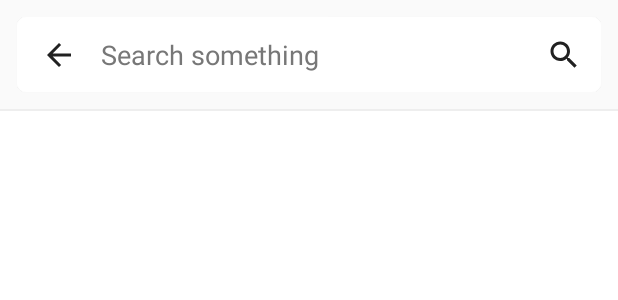
After one commit to RyanTran2506/Our-hospitable-neighbor, an Android app: the layout activity_search.xml on its own in the app's theme, with its tools: preview values and no code run, on a phone screen of 412 x 824 dp. The commit adds this screen. Shown: the top 300 px of the screen. Run offline under Robolectric (Android 15) with nearby library versions, the phone set to English and light mode, and no system bars.

Commit message:
Add search activity

```diff
--- a/app/src/main/AndroidManifest.xml
+++ b/app/src/main/AndroidManifest.xml
@@ -26,6 +26,9 @@
         android:supportsRtl="true"
         android:theme="@style/AppTheme">
         <activity
+            android:name=".SearchActivity"
+            android:theme="@style/AppThemeNoActionBar" />
+        <activity
             android:name=".ListPostInAreaActivity"
             android:label="Posts In Area" />
         <activity android:name=".Detail" />
--- a/app/src/main/java/com/example/ourhospitableneighbor/MainActivity.java
+++ b/app/src/main/java/com/example/ourhospitableneighbor/MainActivity.java
@@ -63,7 +63,8 @@ public class MainActivity extends AppCompatActivity {
     }
 
     private void onClickSearch() {
-        Toast.makeText(this, "Search", Toast.LENGTH_SHORT).show();
+        this.startActivity(new Intent(this, SearchActivity.class));
+        this.overridePendingTransition(0, 0); // Disable transition animation
     }
 
     private void setUpNavigation() {
--- a/app/src/main/java/com/example/ourhospitableneighbor/PostService.java
+++ b/app/src/main/java/com/example/ourhospitableneighbor/PostService.java
@@ -23,15 +23,17 @@ import java.util.Objects;
 
 import io.reactivex.rxjava3.core.Observable;
 import io.reactivex.rxjava3.subjects.BehaviorSubject;
+import java9.util.Optional;
 import java9.util.concurrent.CompletableFuture;
-import java9.util.Optional;
 
 public class PostService {
     private static PostService instance;
-    private DatabaseReference collection; // firebase storage
     private List<Post> posts = new ArrayList<>();
     private Map<String, Post> postsByID = new HashMap<>();
 
+    private DatabaseReference collection; // firebase storage
+
+    // Rx variables
     private final BehaviorSubject<List<Post>> allPostsSubject = BehaviorSubject.create();
     private final BehaviorSubject<List<Post>> postsInAreaSubject = BehaviorSubject.create();
     private final BehaviorSubject<LatLngBounds> areaSubject = BehaviorSubject.create();
--- /dev/null
+++ b/app/src/main/res/drawable/post_thumbnail_background.xml
@@ -0,0 +1,5 @@
+<?xml version="1.0" encoding="utf-8"?>
+<shape xmlns:android="http://schemas.android.com/apk/res/android">
+    <solid android:color="#EEE" />
+    <corners android:radius="4dp" />
+</shape>
--- a/app/src/main/res/layout/activity_main.xml
+++ b/app/src/main/res/layout/activity_main.xml
@@ -42,7 +42,7 @@
                     android:layout_height="match_parent"
                     android:layout_weight="1"
                     android:gravity="start|center_vertical"
-                    android:text="Search something"
+                    android:text="@string/txtSearchHint"
                     android:textColor="#777"
                     android:textSize="18sp" />
 
--- /dev/null
+++ b/app/src/main/res/layout/activity_search.xml
@@ -0,0 +1,67 @@
+<?xml version="1.0" encoding="utf-8"?>
+<LinearLayout xmlns:android="http://schemas.android.com/apk/res/android"
+    xmlns:app="http://schemas.android.com/apk/res-auto"
+    xmlns:tools="http://schemas.android.com/tools"
+    android:layout_width="match_parent"
+    android:layout_height="match_parent"
+    android:orientation="vertical"
+    tools:context=".SearchActivity">
+
+    <androidx.appcompat.widget.Toolbar
+        android:id="@+id/SearchActivity_Toolbar"
+        android:layout_width="match_parent"
+        android:layout_height="50dp"
+        android:layout_marginLeft="11dp"
+        android:layout_marginTop="11dp"
+        android:layout_marginRight="11dp"
+        android:background="@drawable/toolbar_background"
+        android:elevation="1dp"
+        android:theme="@style/ThemeOverlay.AppCompat.ActionBar"
+        app:contentInsetStartWithNavigation="0dp"
+        app:layout_constraintTop_toTopOf="parent"
+        app:navigationIcon="?attr/homeAsUpIndicator"
+        app:popupTheme="@style/ThemeOverlay.AppCompat.Light">
+
+        <LinearLayout
+            android:id="@+id/search_bar_layout"
+            android:layout_width="match_parent"
+            android:layout_height="match_parent"
+            android:orientation="horizontal">
+
+            <EditText
+                android:id="@+id/SearchActivity_SearchEditText"
+                android:layout_width="0dp"
+                android:layout_height="match_parent"
+                android:layout_weight="1"
+                android:background="@null"
+                android:gravity="start|center_vertical"
+                android:hint="@string/txtSearchHint"
+                android:textColorHint="#777"
+                android:textSize="18sp" />
+
+            <ImageView
+                android:layout_width="30dp"
+                android:layout_height="match_parent"
+                android:layout_marginLeft="10dp"
+                android:layout_marginRight="10dp"
+                android:scaleType="center"
+                android:src="@drawable/ic_baseline_search_24" />
+        </LinearLayout>
+
+    </androidx.appcompat.widget.Toolbar>
+
+    <View
+        android:id="@+id/PanelItemView_Separator"
+        android:layout_width="match_parent"
+        android:layout_height="1dp"
+        android:layout_marginTop="11dp"
+        android:background="@color/separator" />
+
+    <androidx.recyclerview.widget.RecyclerView
+        android:id="@+id/SearchActivity_RecyclerView"
+        android:layout_width="match_parent"
+        android:layout_height="match_parent"
+
+        android:background="@android:color/white"
+        android:orientation="vertical" />
+</LinearLayout>
--- a/app/src/main/res/layout/panel_item.xml
+++ b/app/src/main/res/layout/panel_item.xml
@@ -1,6 +1,8 @@
 <?xml version="1.0" encoding="utf-8"?>
 <merge xmlns:android="http://schemas.android.com/apk/res/android"
-    xmlns:app="http://schemas.android.com/apk/res-auto">
+    xmlns:app="http://schemas.android.com/apk/res-auto"
+    xmlns:tools="http://schemas.android.com/tools"
+    tools:parentTag="android.widget.LinearLayout">
 
     <androidx.constraintlayout.widget.ConstraintLayout
         android:id="@+id/PanelItemView_ConstraintLayout"
@@ -13,7 +15,7 @@
             android:id="@+id/imageView"
             android:layout_width="44dp"
             android:layout_height="44dp"
-            android:background="#EEE"
+            android:background="@drawable/post_thumbnail_background"
             android:scaleType="centerCrop"
             app:layout_constraintStart_toStartOf="parent"
             app:layout_constraintTop_toTopOf="parent"
--- a/app/src/main/res/layout/post_info_window_view.xml
+++ b/app/src/main/res/layout/post_info_window_view.xml
@@ -12,7 +12,6 @@
         android:layout_height="40dp"
         android:background="#EEE"
         android:scaleType="centerCrop"
-        android:src="@drawable/placeholder_square"
         tools:ignore="ContentDescription" />
 
     <TextView
--- a/app/src/main/res/values/strings.xml
+++ b/app/src/main/res/values/strings.xml
@@ -27,4 +27,5 @@
     <string name="postDetailTitle">Post Detail</string>
     <string name="btnAcceptPost">Accept this Post</string>
     <string name="btnBack">Back</string>
+    <string name="txtSearchHint">Search something</string>
 </resources>
```
Also changed, not shown: app/src/main/java/com/example/ourhospitableneighbor/PostsMapFragment.java (+5 -13 lines), app/src/main/java/com/example/ourhospitableneighbor/SearchActivity.java (added, +141 -0 lines), app/src/main/java/com/example/ourhospitableneighbor/helper/SizeConverter.java (added, +14 -0 lines), app/src/main/java/com/example/ourhospitableneighbor/view/PanelItemView.java (+17 -2 lines), app/src/main/java/com/example/ourhospitableneighbor/view/PostInfoWindowView.java (+39 -8 lines).
